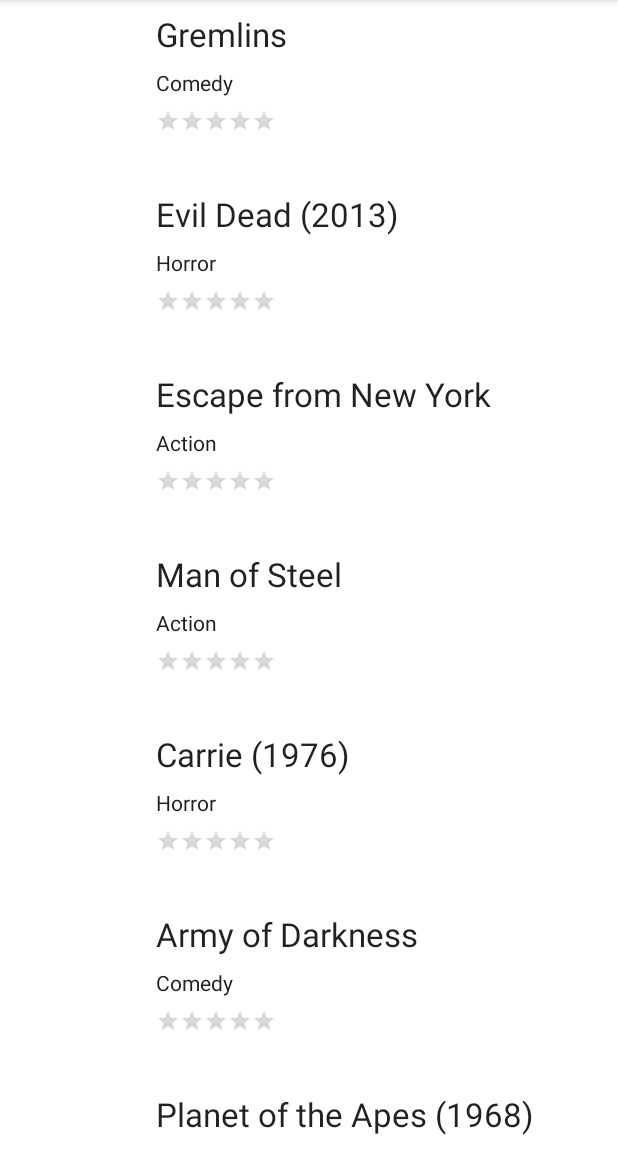
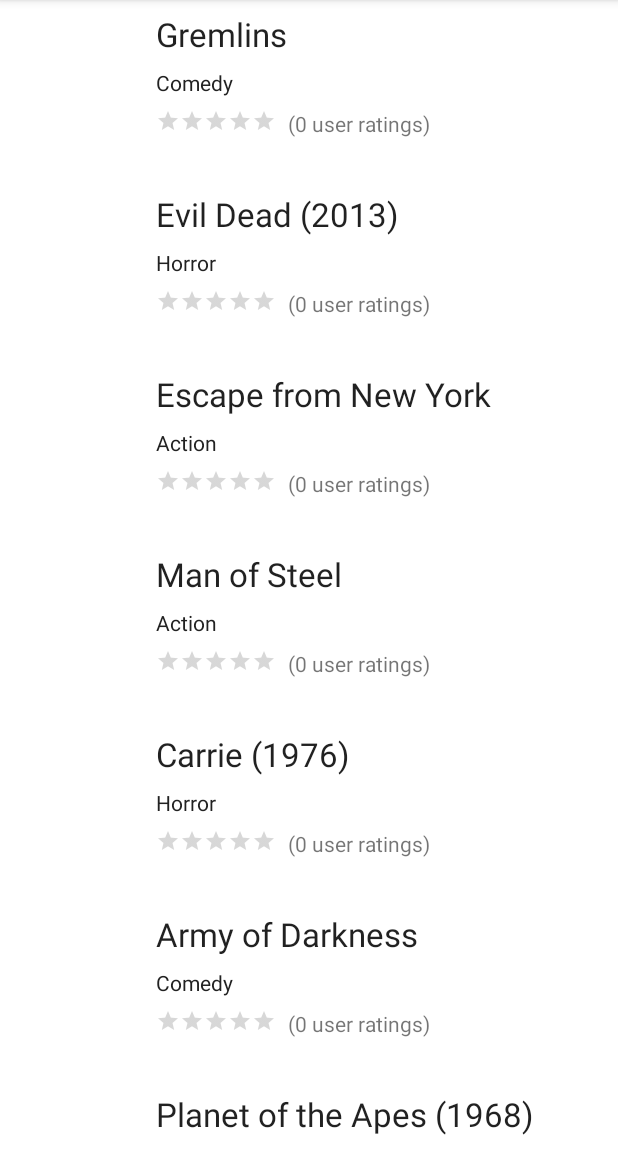
Before and after one commit to jvg637/PracticaListaPeliculas, an Android app: the MovieListActivity screen opened directly, with no data from a screen before it, on a phone screen of 412 x 824 dp, the part 84-1236 px from its top. Run offline under Robolectric (Android 15) with nearby library versions, the phone set to English and light mode, and no system bars.

Commit message:
Añadidos:   - Numero de valoraciones hechas a una pelicula.   - Primeras traducciones a Español

```diff
--- a/app/src/main/java/org/upv/movie/list/netflix/activity/MovieListActivity.java
+++ b/app/src/main/java/org/upv/movie/list/netflix/activity/MovieListActivity.java
@@ -56,7 +56,6 @@ public class MovieListActivity extends AppCompatActivity {
         Gson gson = new Gson();
         if (movieList.isEmpty()) {
             String json = Utils.loadJSONFromResource(this, R.raw.movies);
-
             Type collection = new TypeToken<ArrayList<Movie>>() {
             }.getType();
             MovieList.list = gson.fromJson(json, collection);
@@ -87,7 +86,7 @@ public class MovieListActivity extends AppCompatActivity {
         recycler.setLayoutManager(lManager);
 
         // Crear un nuevo adaptador
-        adapter = new MovieListAdapter(movieList);
+        adapter = new MovieListAdapter();
         recycler.setAdapter(adapter);
 
         recycler.addOnItemTouchListener(new RecyclerItemClickListener(MovieListActivity.this, new RecyclerItemClickListener.OnItemClickListener() {
@@ -104,7 +103,7 @@ public class MovieListActivity extends AppCompatActivity {
     @Override
     protected void onRestart() {
         super.onRestart();
-        adapter = new MovieListAdapter(movieList);
+        adapter = new MovieListAdapter();
         recycler.setAdapter(adapter);
     }
 }
--- a/app/src/main/java/org/upv/movie/list/netflix/adapters/MovieListAdapter.java
+++ b/app/src/main/java/org/upv/movie/list/netflix/adapters/MovieListAdapter.java
@@ -10,6 +10,7 @@ import android.widget.TextView;
 
 import org.upv.movie.list.netflix.R;
 import org.upv.movie.list.netflix.model.Movie;
+import org.upv.movie.list.netflix.movie.MovieList;
 import org.upv.movie.list.netflix.utils.DownloadImageTask;
 
 import java.util.List;
@@ -22,8 +23,8 @@ public class MovieListAdapter extends RecyclerView.Adapter<MovieListAdapter.Movi
 
     private List<Movie> items;
 
-    public MovieListAdapter(List<Movie> items) {
-        this.items = items;
+    public MovieListAdapter() {
+        this.items = MovieList.list;
     }
 
     @Override
@@ -37,6 +38,7 @@ public class MovieListAdapter extends RecyclerView.Adapter<MovieListAdapter.Movi
         holder.title.setText(items.get(position).getTitle());
         holder.category.setText(items.get(position).getCategory());
         holder.rating.setRating(items.get(position).getAverageRating());
+        holder.numRatings.setText(new StringBuilder().append("(").append(items.get(position).getNumRatings()).append(" user ratings)").toString());
         //Descargamos la imagen y se la añadimos al ImageView
         new DownloadImageTask(holder.poster).execute(items.get(position).getCardImageUrl());
 
@@ -53,6 +55,7 @@ public class MovieListAdapter extends RecyclerView.Adapter<MovieListAdapter.Movi
         private TextView title;
         private TextView category;
         private RatingBar rating;
+        private TextView numRatings;
 
         private MovieListViewHolder(View v) {
             super(v);
@@ -60,6 +63,7 @@ public class MovieListAdapter extends RecyclerView.Adapter<MovieListAdapter.Movi
             title = v.findViewById(R.id.movie_title);
             category = v.findViewById(R.id.movie_year);
             rating = v.findViewById(R.id.movie_rating);
+            numRatings = v.findViewById(R.id.num_ratings);
         }
     }
 }
--- a/app/src/main/java/org/upv/movie/list/netflix/model/Movie.java
+++ b/app/src/main/java/org/upv/movie/list/netflix/model/Movie.java
@@ -145,7 +145,7 @@ public class Movie implements Serializable {
     public Float getAverageRating() {
         Float res = 0.0f;
         int tam = ratings.size();
-        if(tam > 0) {
+        if (tam > 0) {
             for (Float rating : ratings) {
                 res += rating;
             }
@@ -153,6 +153,10 @@ public class Movie implements Serializable {
         } else {
             return res;
         }
+    }
+
+    public int getNumRatings() {
+        return ratings.size();
     }
 
     public void addRating(Float rating) {
--- a/app/src/main/res/layout/pelicula_row.xml
+++ b/app/src/main/res/layout/pelicula_row.xml
@@ -26,8 +26,7 @@
         android:textAppearance="?android:attr/textAppearanceSmall"
         android:textColor="@color/primaryTextColor"
         app:layout_constraintLeft_toRightOf="@+id/movie_poster"
-        app:layout_constraintTop_toBottomOf="@+id/movie_title"
-        tools:text="13 elementos" />
+        app:layout_constraintTop_toBottomOf="@+id/movie_title" />
 
     <TextView
         android:id="@+id/movie_title"
@@ -36,8 +35,7 @@
         android:layout_margin="8dp"
         android:textAppearance="?android:attr/textAppearanceLarge"
         app:layout_constraintLeft_toRightOf="@+id/movie_poster"
-        app:layout_constraintTop_toTopOf="parent"
-        tools:text="Personal" />
+        app:layout_constraintTop_toTopOf="parent"/>
 
     <RatingBar
         android:id="@+id/movie_rating"
@@ -48,4 +46,12 @@
         app:layout_constraintStart_toEndOf="@+id/movie_poster"
         app:layout_constraintTop_toBottomOf="@+id/movie_year" />
 
+    <TextView
+        android:id="@+id/num_ratings"
+        android:layout_width="wrap_content"
+        android:layout_height="wrap_content"
+        app:layout_constraintLeft_toRightOf="@+id/movie_rating"
+        app:layout_constraintTop_toBottomOf="@+id/movie_year"
+        android:layout_margin="8dp" />
+
 </android.support.constraint.ConstraintLayout>
```
Also changed, not shown: 1 other file.
